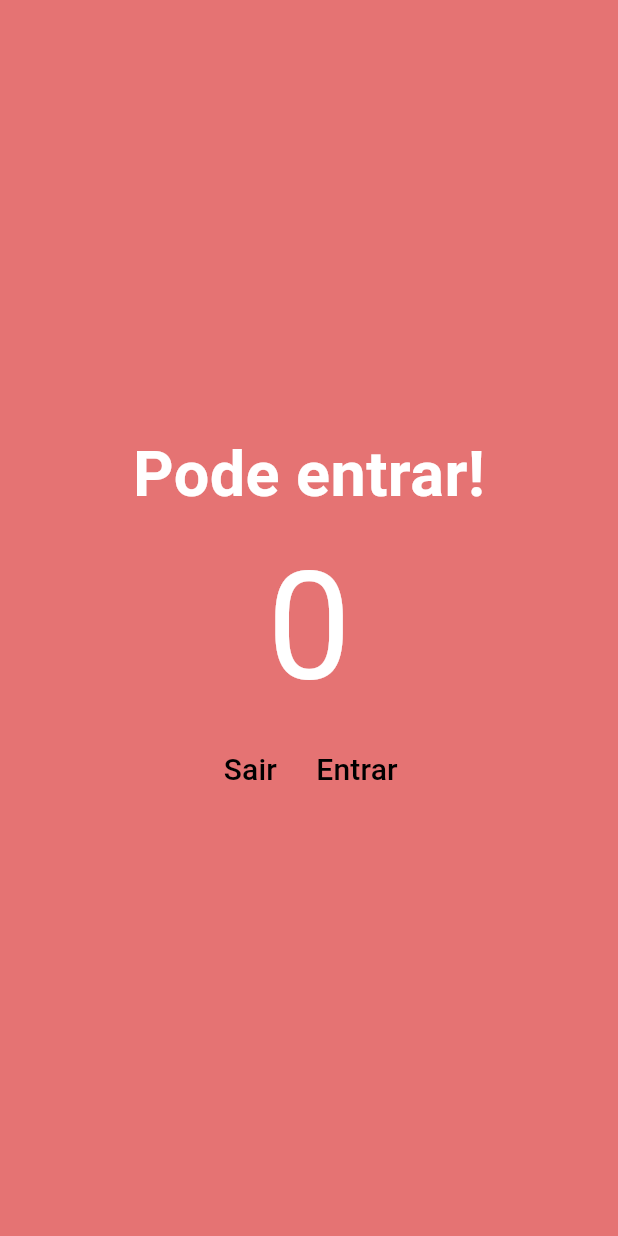
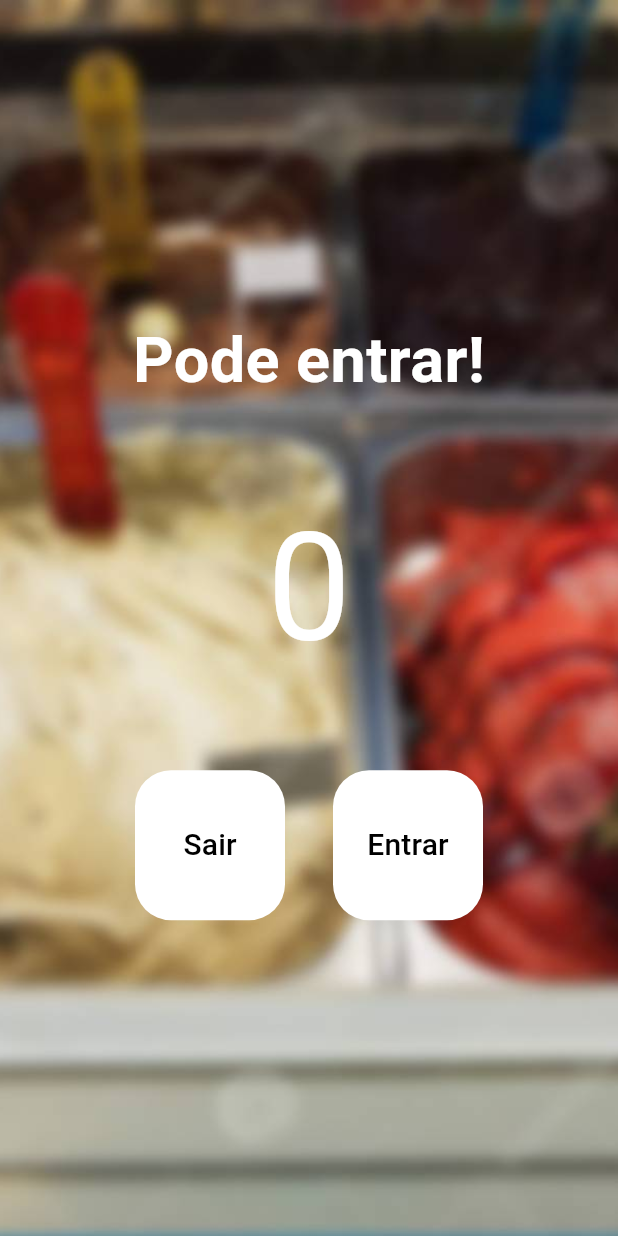
Before and after one commit to wesley-gp/FlutterEstagio, a Flutter app: the screen it shows after launch, on a phone screen of 412 x 824 dp. Run offline on Flutter 3.47's test engine with Material 3 defaults, Android fonts, the phone set to English and light mode, and no system bars.

Commit message:
começo lgc programaçao

```diff
--- a/contar_pessoas/lib/home_page.dart
+++ b/contar_pessoas/lib/home_page.dart
@@ -1,12 +1,22 @@
 import 'package:flutter/material.dart';
 
-class HomePage extends StatelessWidget {
+class HomePage extends StatefulWidget {
    const HomePage({super.key});
+
+  @override
+  State<HomePage> createState() => _HomePageState();
+}
+
+class _HomePageState extends State<HomePage> {
+  int contador = 0;
+
   void decremento() {
+    contador--;
     print("decremento");
   }
 
   void incremento() {
+    contador++;
     print("incremento");
   }
 
@@ -14,7 +24,13 @@ class HomePage extends StatelessWidget {
   Widget build(BuildContext context) {
     return Scaffold(
       backgroundColor: Colors.red.shade300,
-      body: Column(
+      body: Container(
+        decoration: const BoxDecoration(
+            image: DecorationImage(
+          image: AssetImage('assets/images/fundo.jpg'),
+          fit: BoxFit.cover,
+        )),
+        child: Column(
           mainAxisAlignment: MainAxisAlignment.center,
           children: [
             const Text(
@@ -22,31 +38,45 @@ class HomePage extends StatelessWidget {
               style: TextStyle(
                   fontSize: 42,
                   fontWeight: FontWeight.bold,
-              color: Colors.white
+                  color: Colors.white),
             ),
-          ),
-          const Text(
-            "0",
-            style: TextStyle(
-              fontSize: 100,
-              color: Colors.white
+             Padding(
+              padding: const EdgeInsets.all(50),
+              child: Text(
+                "$contador",
+                style: const TextStyle(fontSize: 100, color: Colors.white),
               ),
             ),
             Row(
               mainAxisAlignment: MainAxisAlignment.center,
               children: [
                 TextButton(
+                  style: TextButton.styleFrom(
+                      backgroundColor: Colors.white,
+                      fixedSize: const Size(100, 100),
+                      foregroundColor: Colors.black,
+                      shape: RoundedRectangleBorder(
+                          borderRadius: BorderRadius.circular(24))),
                   onPressed: decremento,
-                child: const Text("Sair",
+                  child: const Text(
+                    "Sair",
                     style: TextStyle(
                       fontSize: 20,
                       color: Colors.black,
                     ),
                   ),
                 ),
+                const SizedBox(width: 32),
                 TextButton(
+                  style: TextButton.styleFrom(
+                      backgroundColor: Colors.white,
+                      fixedSize: const Size(100, 100),
+                      foregroundColor: Colors.black,
+                      shape: RoundedRectangleBorder(
+                          borderRadius: BorderRadius.circular(24))),
                   onPressed: incremento,
-                child: const Text("Entrar",
+                  child: const Text(
+                    "Entrar",
                     style: TextStyle(
                       fontSize: 20,
                       color: Colors.black,
@@ -57,6 +87,7 @@ class HomePage extends StatelessWidget {
             ),
           ],
         ),
+      ),
     );
   }
 }
--- a/contar_pessoas/pubspec.yaml
+++ b/contar_pessoas/pubspec.yaml
@@ -59,8 +59,8 @@ flutter:
   uses-material-design: true
 
   # To add assets to your application, add an assets section, like this:
-  # assets:
-  #   - images/a_dot_burr.jpeg
+  assets:
+    - assets/images/fundo.jpg
   #   - images/a_dot_ham.jpeg
 
   # An image asset can refer to one or more resolution-specific "variants", see
```
Also changed, not shown: contar_pessoas/assets/images/fundo.jpg (added). Lines whose indentation alone changed are shown as unchanged.
